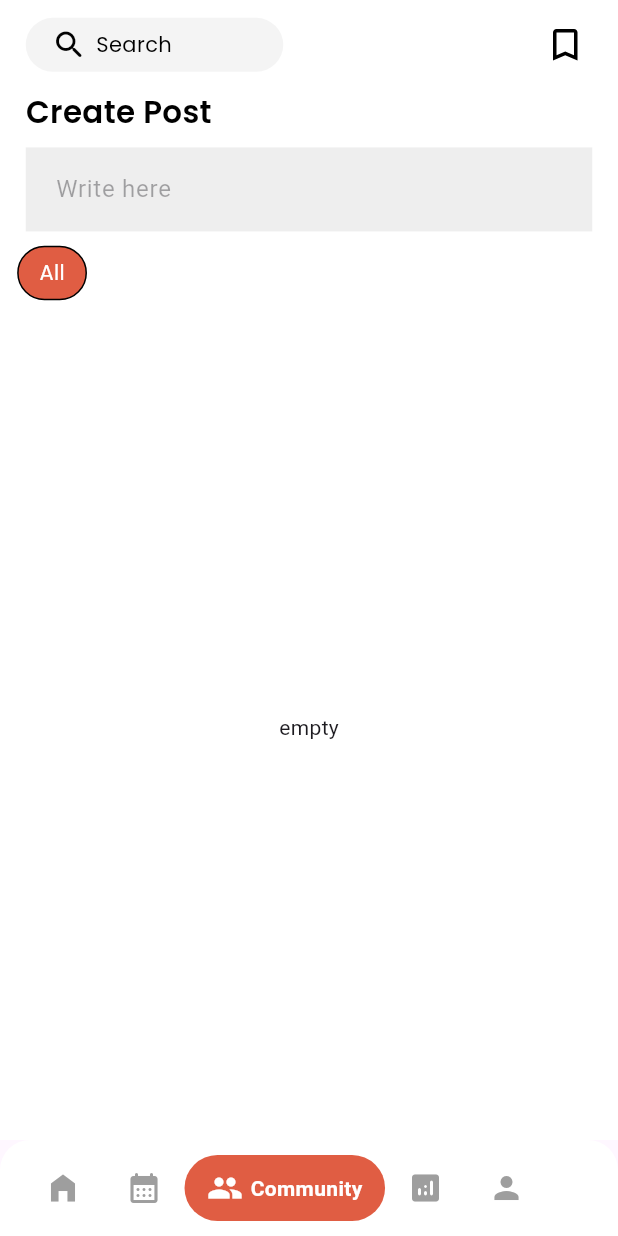
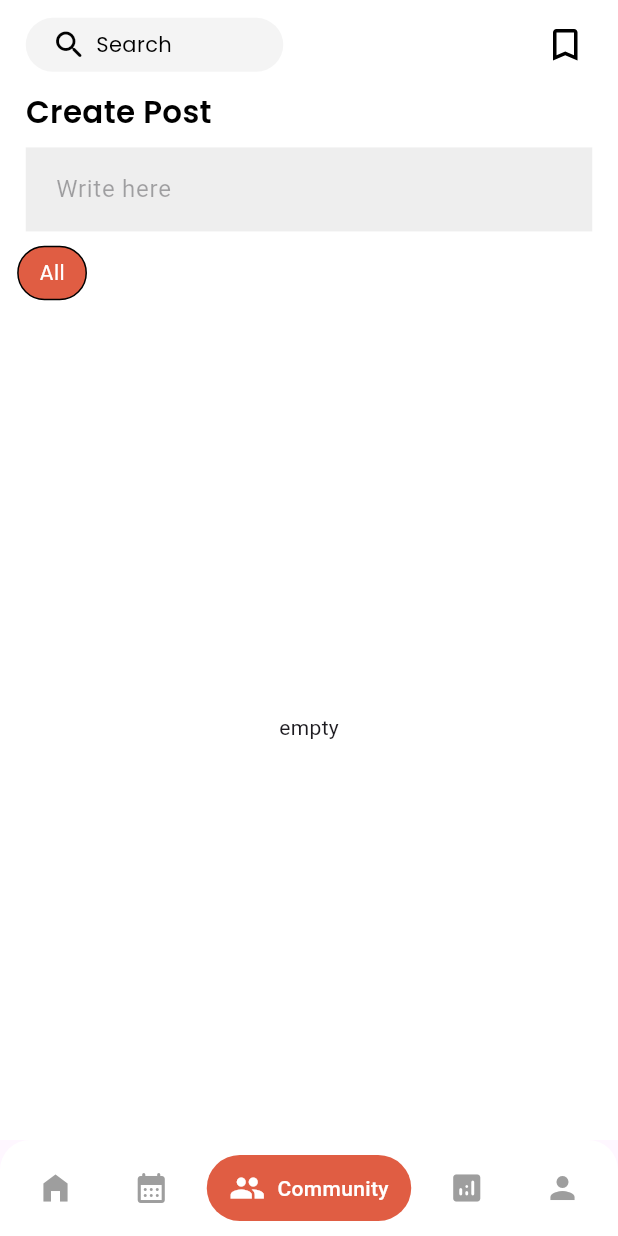
Before and after one commit to shakibalhasan-code/women_health, a Flutter app: the TabScreen screen opened by its route, item 3 of the bottom bar chosen, on a phone screen of 412 x 824 dp. Run offline on Flutter 3.47's test engine with Material 3 defaults, Android fonts, the phone set to English and light mode, and no system bars; drawn by our look-alikes of custom_refresh_indicator, google_nav_bar; our stand-ins replace cached_network_image, easy_localization, flutter_screenutil, flutter_svg, font_awesome_flutter, get and 6 more; missing offline and left inert: easy_image_viewer, menstrual_cycle_widget, onesignal_flutter; accounts and stored records are empty; network calls fail.

Commit message:
fxed some bugs

```diff
--- a/lib/views/screens/analysis/analysis_screen.dart
+++ b/lib/views/screens/analysis/analysis_screen.dart
@@ -17,6 +17,7 @@ class AnalysisScreen extends StatelessWidget {
       appBar: AppBar(
         title: Text(context.tr("analysis")),
         centerTitle: true,
+        leading: const SizedBox(),
       ),
       body: SafeArea(
         child: Padding(
--- a/lib/views/screens/home/home_screen.dart
+++ b/lib/views/screens/home/home_screen.dart
@@ -24,7 +24,7 @@ import 'components/home_card_widget.dart';
 class HomeScreen extends StatelessWidget {
   HomeScreen({super.key});
 
-  final periodDataController = Get.find<PeriodDataController>();
+  final periodDataController = Get.put(PeriodDataController());
 
   @override
   Widget build(BuildContext context) {
@@ -37,7 +37,8 @@ class HomeScreen extends StatelessWidget {
             children: [
               // _buildHeader(),
               SizedBox(height: 10.h),
-              SizedBox(
+              RepaintBoundary(
+                child: SizedBox(
                   width: 250,
                   height: 300,
                   child: MenstrualCyclePhaseView(
@@ -47,6 +48,7 @@ class HomeScreen extends StatelessWidget {
                     isRemoveBackgroundPhaseColor: true,
                     viewType: MenstrualCycleViewType.circleText,
                     isAutoSetData: true,
+                  ),
                 ),
               ),
 
--- a/lib/views/screens/tab/tab_screen.dart
+++ b/lib/views/screens/tab/tab_screen.dart
@@ -12,6 +12,8 @@ class TabScreen extends StatelessWidget {
   @override
   Widget build(BuildContext context) {
     final _tabController = Get.find<MyTabController>();
+    final screenWidth = MediaQuery.of(context).size.width;
+    final isSmallScreen = screenWidth < 360;
 
     return Scaffold(
       body: Obx(() => _tabController.screen[_tabController.currentIndex.value]),
@@ -20,40 +22,45 @@ class TabScreen extends StatelessWidget {
           color: Colors.white,
           borderRadius: BorderRadius.vertical(
             top: Radius.circular(AppTheme.defaultRadius),
-            )),
-        child: SingleChildScrollView(
-          scrollDirection: Axis.horizontal,
+          ),
+        ),
         child: Padding(
-            padding: EdgeInsets.symmetric(horizontal: 15, vertical: 10),
+          padding: EdgeInsets.symmetric(horizontal: 10, vertical: 10),
           child: GNav(
+            gap: isSmallScreen ? 3 : 8,
             activeColor: Colors.white,
-              padding: EdgeInsets.symmetric(horizontal: 15, vertical: 10),
             color: Colors.grey,
             tabBackgroundColor: AppTheme.primaryColor,
             rippleColor: AppTheme.primaryColor,
-              gap: 5,
-              style: GnavStyle.google,
-              onTabChange: (index) {
-                _tabController.changeTab(index);
-              },
+            padding: EdgeInsets.symmetric(
+              horizontal: isSmallScreen ? 8 : 15,
+              vertical: isSmallScreen ? 8 : 10,
+            ),
+            onTabChange: _tabController.changeTab,
+            selectedIndex: _tabController.currentIndex.value,
             tabs: [
-                buildGButton(Icons.home_filled, 'Home'),
-                buildGButton(Icons.calendar_month_rounded, 'Calender'),
-                buildGButton(Icons.group, 'Community'),
-                buildGButton(Icons.analytics_rounded, 'Analysis'),
-                buildGButton(Icons.person, 'Profile'),
+              buildGButton(Icons.home_filled, 'Home', isSmallScreen),
+              buildGButton(
+                  Icons.calendar_month_rounded, 'Calendar', isSmallScreen),
+              buildGButton(Icons.group, 'Community', isSmallScreen),
+              buildGButton(Icons.analytics_rounded, 'Analysis', isSmallScreen),
+              buildGButton(Icons.person, 'Profile', isSmallScreen),
             ],
-              selectedIndex: _tabController.currentIndex.value,
-            ),
           ),
         ),
       ),
     );
   }
 
-  GButton buildGButton(IconData icon, String label) => GButton(
+  GButton buildGButton(IconData icon, String label, bool isSmallScreen) {
+    return GButton(
       icon: icon,
-        text: label, style: GnavStyle.google, // If your GButton supports text
-        // ... other GButton properties
+      text: isSmallScreen ? '' : label,
+      iconSize: isSmallScreen ? 20 : 24,
+      textStyle: TextStyle(
+          fontSize: isSmallScreen ? 10 : 14,
+          fontWeight: FontWeight.w500,
+          color: Colors.white),
     );
   }
+}
```
Also changed, not shown: lib/views/screens/profile/profile_screen.dart (+6 -1 lines), 2 other files. Lines whose indentation alone changed are shown as unchanged.
